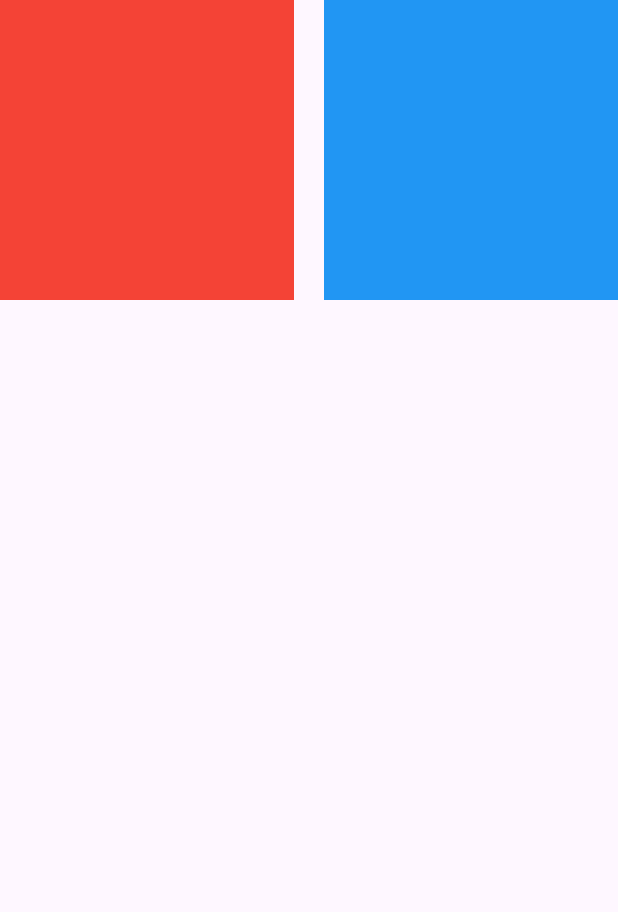
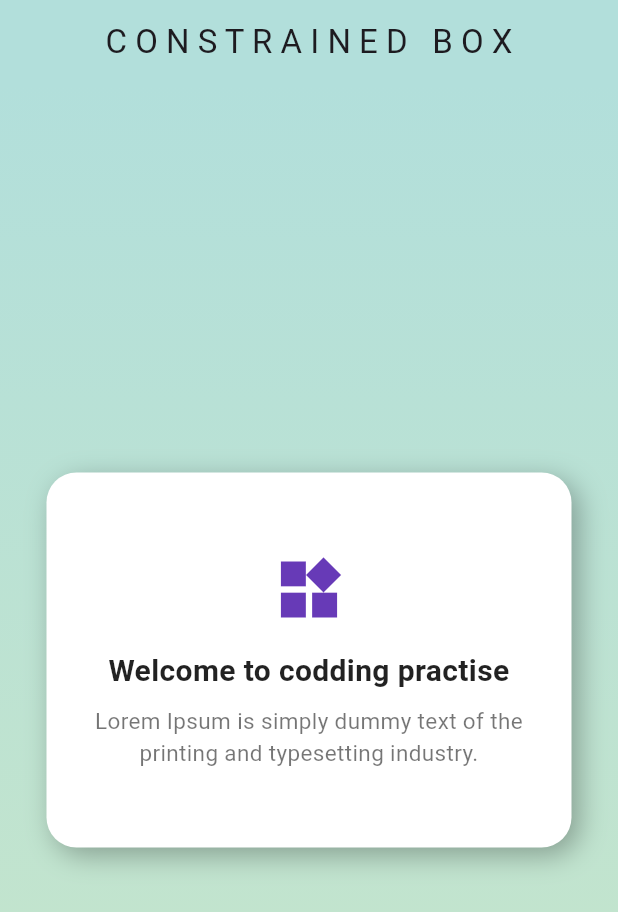
Before and after one commit to azizbekyokhubov1999/flutter_widgets_training, a Flutter app: the screen it shows after launch, on a phone screen of 412 x 824 dp. Shown: the top 912 px of the screen. Run offline on Flutter 3.47's test engine with Material 3 defaults, Android fonts, the phone set to English and light mode, and no system bars; our stand-ins replace animated_text_kit, another_carousel_pro, avatar_glow, convex_bottom_bar, country_picker, curved_navigation_bar and 19 more; missing offline and left inert: syncfusion_flutter_pdfviewer.

Commit message:
Fl-Widget training 86 - ConstrainedBox widget(o'z childidagi widgetlarni sizeni cheklovchi widget)

```diff
--- a/lib/main.dart
+++ b/lib/main.dart
@@ -2,6 +2,7 @@ import 'package:flutter/material.dart';
 import 'package:flutter_widgets_training/pages/animated_gridview.dart';
 import 'package:flutter_widgets_training/pages/animated_text.dart';
 import 'package:flutter_widgets_training/pages/animated_text_kit.dart';
+import 'package:flutter_widgets_training/pages/constrained_box.dart';
 import 'package:flutter_widgets_training/pages/convex_bottom_nav_bar.dart';
 import 'package:flutter_widgets_training/pages/curved_animation.dart';
 import 'package:flutter_widgets_training/pages/divider_example.dart';
@@ -111,7 +112,7 @@ class MyApp extends StatelessWidget {
       theme: ThemeData(
         useMaterial3: true
       ),
-      home: MyRenderFlex(),
+      home: MyConstrainedBox(),
 
     );
   }
--- /dev/null
+++ b/lib/pages/constrained_box.dart
@@ -0,0 +1,82 @@
+import 'package:flutter/material.dart';
+
+class MyConstrainedBox extends StatelessWidget {
+  const MyConstrainedBox({super.key});
+
+  @override
+  Widget build(BuildContext context) {
+    return Scaffold(
+      appBar: AppBar(
+        backgroundColor: Colors.teal[100],
+        title: Text("C O N S T R A I N E D   B O X"),
+        centerTitle: true,
+      ),
+      body: Container(
+        decoration: BoxDecoration(
+          gradient: LinearGradient(
+              colors: [
+                Colors.teal.shade100,
+                Colors.green.shade100
+              ],
+            begin: Alignment.topCenter,
+            end: Alignment.bottomCenter
+          )
+        ),
+        child: Center(
+          child: ConstrainedBox(
+              constraints: BoxConstraints(
+                minWidth: 200,
+                minHeight: 150,
+                maxHeight: 250,
+                maxWidth: 350,
+              ),
+            child: Container(
+              padding: EdgeInsets.all(15),
+              decoration: BoxDecoration(
+                color: Colors.white,
+                borderRadius: BorderRadius.circular(20),
+                boxShadow: [
+                  BoxShadow(
+                    color: Colors.black.withOpacity(0.3),
+                    blurRadius: 15,
+                    offset: Offset(5, 5),
+                  )
+                ],
+              ),
+              child: Column(
+                mainAxisAlignment: MainAxisAlignment.center,
+                crossAxisAlignment: CrossAxisAlignment.center,
+                children: [
+                  Icon(
+                      Icons.widgets,
+                    color: Colors.deepPurple,
+                    size: 50,
+                  ),
+                  SizedBox(
+                    height: 15
+                  ),
+                  Text("Welcome to codding practise",
+                  style: TextStyle(
+                    fontSize: 20,
+                    fontWeight: FontWeight.bold,
+                    color: Colors.black87
+                  ),
+                    textAlign: TextAlign.center,
+                  ),
+                  SizedBox(height: 8),
+                  Text("Lorem Ipsum is simply dummy text of the printing and typesetting industry.",
+                    style: TextStyle(
+                        fontSize: 15,
+                        color: Colors.black54
+                    ),
+                    textAlign: TextAlign.center,
+                  )
+                ],
+              ),
+            ),
+          ),
+        )
+      ),
+    );
+  }
+}
```
